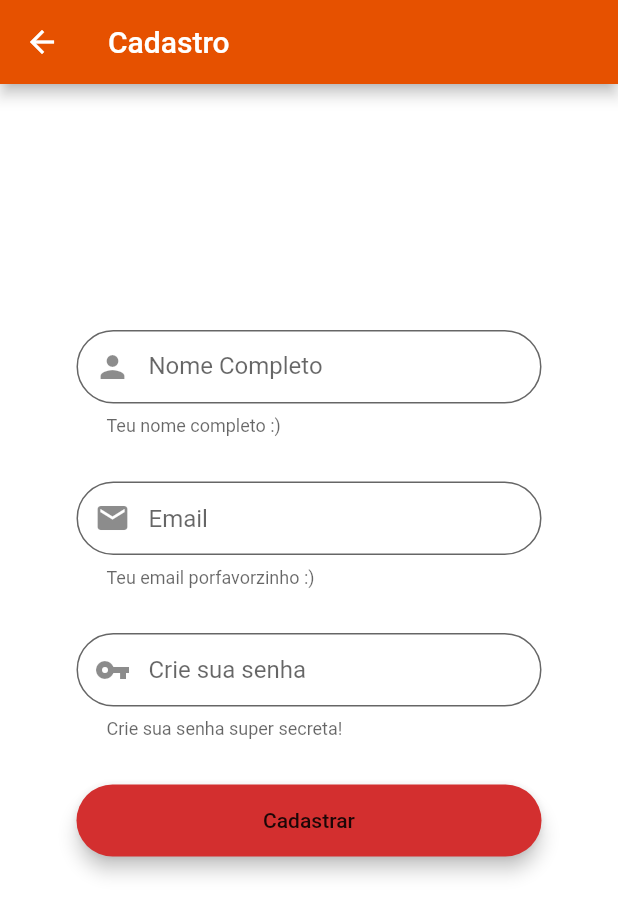
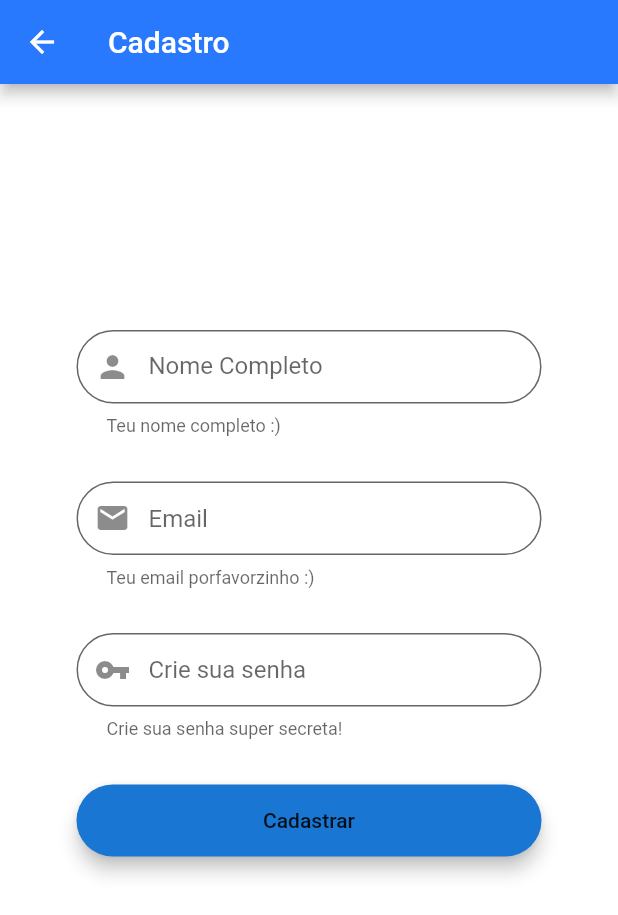
Before and after one commit to leonardorh18/QuantoFaltaApp, a Flutter app: the Cadastro screen opened directly, on a phone screen of 412 x 824 dp. Shown: the top 915 px of the screen. Run offline on Flutter 3.47's test engine with Material 2 defaults, Android fonts, the phone set to English and light mode, and no system bars; our stand-ins replace cloud_firestore, firebase_auth, flutter_spinkit, fluttertoast, page_transition; missing offline and left inert: flutter_launcher_icons; accounts and stored records are empty.

Commit message:
testar funcionalides

```diff
--- a/quantofalta/lib/cadastro/Cadastro.dart
+++ b/quantofalta/lib/cadastro/Cadastro.dart
@@ -100,7 +100,7 @@ class _CadastroState extends State<Cadastro> {
     final registerButon = Material(
       elevation: 5.0,
       borderRadius: BorderRadius.circular(30.0),
-      color: Colors.red[700],
+      color: Colors.blue[700],
       child: MaterialButton(
         minWidth: MediaQuery.of(context).size.width,
         padding: EdgeInsets.fromLTRB(20.0, 15.0, 20.0, 15.0),
@@ -117,7 +117,7 @@ class _CadastroState extends State<Cadastro> {
     );
     return  Scaffold(
       appBar: AppBar(
-        backgroundColor: Colors.orange[900],
+        backgroundColor: Colors.blueAccent[400],
         title: Text("Cadastro"),
       ),
       backgroundColor: Colors.white,
--- a/quantofalta/lib/login/Login.dart
+++ b/quantofalta/lib/login/Login.dart
@@ -141,7 +141,7 @@ class _LoginState extends State<Login> {
     final loginButon = Material(
       elevation: 5.0,
       borderRadius: BorderRadius.circular(30.0),
-      color: Colors.orange[700],
+      color: Colors.greenAccent[700],
       child: MaterialButton(
         minWidth: MediaQuery.of(context).size.width,
         padding: EdgeInsets.fromLTRB(20.0, 15.0, 20.0, 15.0),
@@ -155,7 +155,7 @@ class _LoginState extends State<Login> {
     final registerButon = Material(
       elevation: 5.0,
       borderRadius: BorderRadius.circular(30.0),
-      color: Colors.red[700],
+      color: Colors.blue[700],
       child: MaterialButton(
         minWidth: MediaQuery.of(context).size.width,
         padding: EdgeInsets.fromLTRB(20.0, 15.0, 20.0, 15.0),
--- a/quantofalta/lib/login/loading.dart
+++ b/quantofalta/lib/login/loading.dart
@@ -24,7 +24,7 @@ class _LoadingState extends State<Loading> {
             crossAxisAlignment: CrossAxisAlignment.center,
             mainAxisAlignment: MainAxisAlignment.center,
             children: <Widget>[
-              SpinKitThreeBounce(color: Colors.orange[800]),
+              SpinKitThreeBounce(color: Colors.blue[800]),
             ],
           ) ,
     );
--- a/quantofalta/pubspec.yaml
+++ b/quantofalta/pubspec.yaml
@@ -61,7 +61,8 @@ flutter:
   uses-material-design: true
 
   # To add assets to your application, add an assets section, like this:
-
+  assets:
+    - imagens/logo.png
 
 
 
```
Also changed, not shown: quantofalta/imagens/logo.PNG (added).
